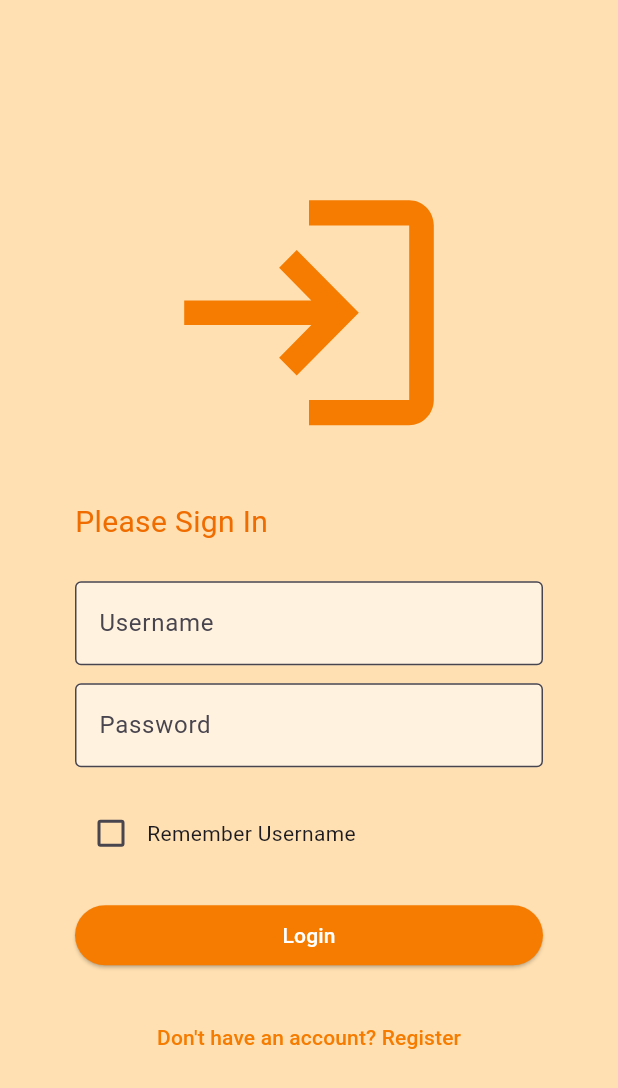
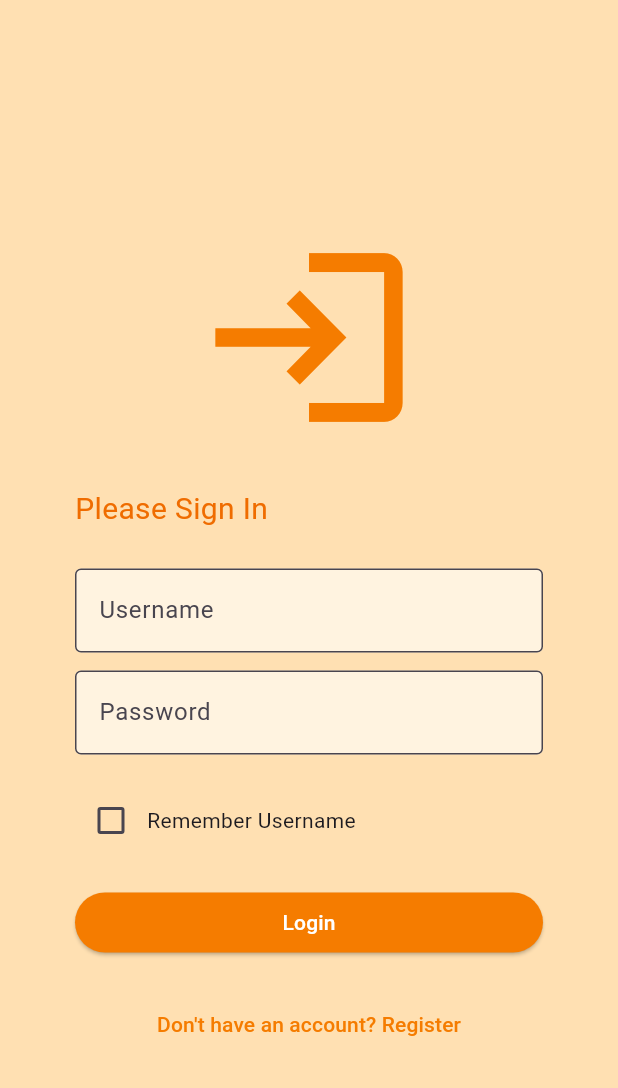
Before and after one commit to Miya784/flut-iot, a Flutter app: the screen it shows after launch, after a tap on "Login", on a phone screen of 412 x 824 dp. Shown: the top 1088 px of the screen. Run offline on Flutter 3.47's test engine with Material 3 defaults, Android fonts, the phone set to English and light mode, and no system bars; our stand-ins replace shared_preferences; missing offline and left inert: flutter_vlc_player; network calls fail.

Commit message:
Update login_page.dart

```diff
--- a/lib/pages/login_page.dart
+++ b/lib/pages/login_page.dart
@@ -54,13 +54,14 @@ class _LoginPageState extends State<LoginPage> {
           barrierDismissible: false,
           builder: (BuildContext context) {
             return Center(
-              child: CircularProgressIndicator(),
+              child: RefreshProgressIndicator(
+                color: Colors.orange[700],
+              ),
             );
           },
         );
 
-        // Delay navigation by 500 milliseconds
-        await Future.delayed(Duration(milliseconds: 500));
+        await Future.delayed(Duration(milliseconds: 1000));
 
         // Dismiss loading dialog
         Navigator.of(context).pop();
@@ -79,7 +80,10 @@ class _LoginPageState extends State<LoginPage> {
                   onPressed: () {
                     Navigator.of(context).pop();
                   },
-                  child: Text('OK'),
+                  child: Text(
+                    'OK',
+                    style: TextStyle(color: Colors.orange),
+                  ),
                 ),
               ],
             );
@@ -108,14 +112,16 @@ class _LoginPageState extends State<LoginPage> {
         padding: EdgeInsets.symmetric(horizontal: 50),
         child: Form(
           key: _formKey,
+          child: SingleChildScrollView(
             child: Column(
               mainAxisAlignment: MainAxisAlignment.center,
               crossAxisAlignment: CrossAxisAlignment.stretch,
               children: <Widget>[
+                SizedBox(height: 150),
                 Container(
                     child: Icon(
                   Icons.login_outlined,
-                size: 200,
+                  size: 150,
                   color: Colors.orange[700],
                 )),
                 SizedBox(height: 25),
@@ -193,6 +199,7 @@ class _LoginPageState extends State<LoginPage> {
             ),
           ),
         ),
+      ),
     );
   }
 }
```
Lines whose indentation alone changed are shown as unchanged.
